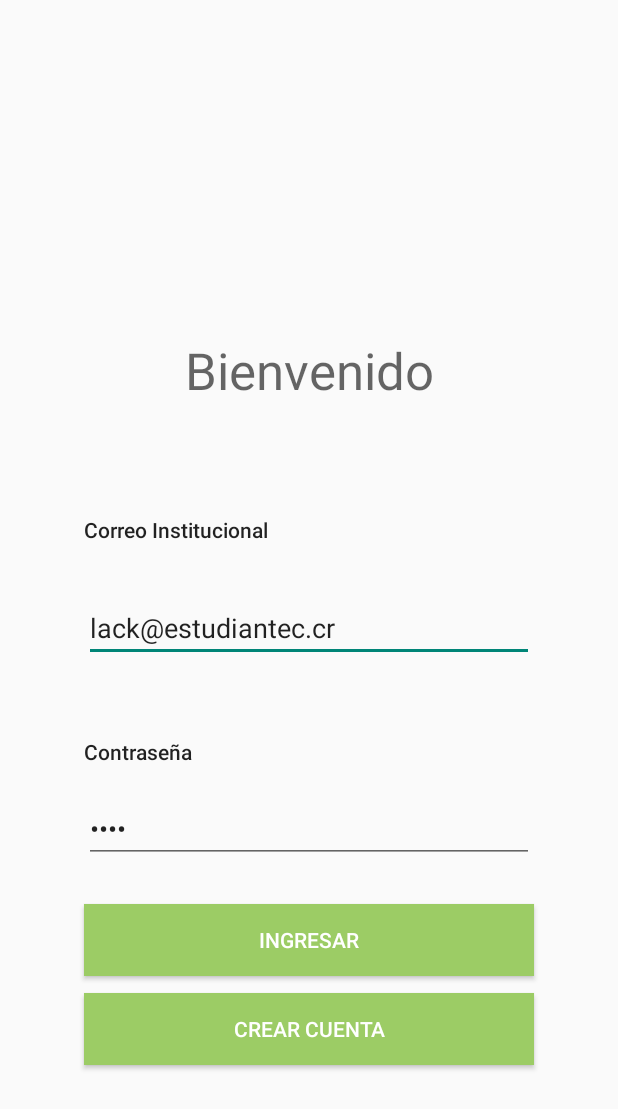
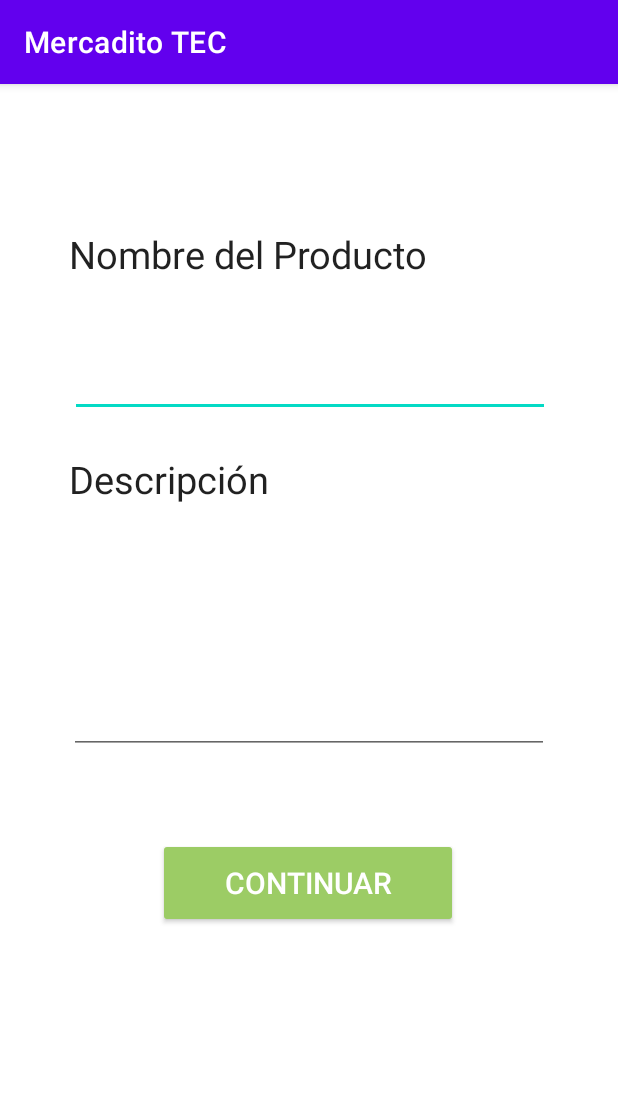
Before and after one commit to rubsalas/MercaditoTEC, an Android app: the screen it shows after launch (LoginActivity before the commit, NameDescriptionForm after it), on a phone screen of 412 x 824 dp. Shown: the top 1109 px of the screen. Run offline under Robolectric (Android 15) with nearby library versions, the phone set to English and light mode, and no system bars.

Commit message:
Form 50%

```diff
--- /dev/null
+++ b/MercaditoTEC/app/src/main/java/com/example/mercaditotec/ui/Activities/PostProductForm/NameDescriptionForm.java
@@ -0,0 +1,24 @@
+package com.example.mercaditotec.ui.Activities.PostProductForm;
+
+import androidx.appcompat.app.AppCompatActivity;
+
+import android.content.Intent;
+import android.os.Bundle;
+
+import com.example.mercaditotec.CategorieActivity;
+import com.example.mercaditotec.R;
+import com.example.mercaditotec.ui.Activities.MyProductActivity;
+
+public class NameDescriptionForm extends AppCompatActivity {
+
+    @Override
+    protected void onCreate(Bundle savedInstanceState) {
+        super.onCreate(savedInstanceState);
+        setContentView(R.layout.activity_name_description_form);
+
+        findViewById(R.id.btnContinuar).setOnClickListener(v -> {
+            Intent intent = new Intent (getApplicationContext(), CategorieForm.class);
+            startActivityForResult(intent, 0);
+        });
+    }
+}
--- /dev/null
+++ b/MercaditoTEC/app/src/main/res/layout/activity_name_description_form.xml
@@ -0,0 +1,76 @@
+<?xml version="1.0" encoding="utf-8"?>
+<androidx.constraintlayout.widget.ConstraintLayout xmlns:android="http://schemas.android.com/apk/res/android"
+    xmlns:app="http://schemas.android.com/apk/res-auto"
+    xmlns:tools="http://schemas.android.com/tools"
+    android:layout_width="match_parent"
+    android:layout_height="match_parent"
+    tools:context=".ui.Activities.PostProductForm.NameDescriptionForm">
+
+    <TextView
+        android:id="@+id/textView15"
+        android:layout_width="wrap_content"
+        android:layout_height="wrap_content"
+        android:layout_marginTop="96dp"
+        android:text="@string/NombreProducto"
+        android:textAppearance="@style/TextAppearance.AppCompat.Body1"
+        android:textSize="25sp"
+        app:layout_constraintEnd_toEndOf="parent"
+        app:layout_constraintHorizontal_bias="0.267"
+        app:layout_constraintStart_toStartOf="parent"
+        app:layout_constraintTop_toTopOf="parent" />
+
+    <TextView
+        android:id="@+id/textView20"
+        android:layout_width="wrap_content"
+        android:layout_height="wrap_content"
+        android:layout_marginTop="24dp"
+        android:text="@string/Descripcion"
+        android:textAppearance="@style/TextAppearance.AppCompat.Body1"
+        android:textSize="25sp"
+        app:layout_constraintEnd_toEndOf="parent"
+        app:layout_constraintHorizontal_bias="0.166"
+        app:layout_constraintStart_toStartOf="parent"
+        app:layout_constraintTop_toBottomOf="@+id/nombreProducto" />
+
+    <EditText
+        android:id="@+id/nombreProducto"
+        android:layout_width="320dp"
+        android:layout_height="75dp"
+        android:layout_marginTop="16dp"
+        android:ems="10"
+        android:gravity="start|top"
+        android:inputType="textMultiLine"
+        app:layout_constraintEnd_toEndOf="parent"
+        app:layout_constraintHorizontal_bias="0.505"
+        app:layout_constraintStart_toStartOf="parent"
+        app:layout_constraintTop_toBottomOf="@+id/textView15" />
+
+    <EditText
+        android:id="@+id/descripcionProducto"
+        android:layout_width="320dp"
+        android:layout_height="150dp"
+        android:layout_marginTop="16dp"
+        android:ems="10"
+        android:gravity="start|top"
+        android:inputType="textMultiLine"
+        app:layout_constraintEnd_toEndOf="parent"
+        app:layout_constraintStart_toStartOf="parent"
+        app:layout_constraintTop_toBottomOf="@+id/textView20" />
+
+    <Button
+        android:id="@+id/btnContinuar"
+        style="@style/Widget.AppCompat.Button.Colored"
+        android:layout_width="200dp"
+        android:layout_height="60dp"
+        android:layout_marginTop="32dp"
+        android:text="@string/Continuar"
+        android:textSize="20sp"
+        app:backgroundTint="@color/green1"
+        app:layout_constraintBottom_toBottomOf="parent"
+        app:layout_constraintEnd_toEndOf="parent"
+        app:layout_constraintHorizontal_bias="0.498"
+        app:layout_constraintStart_toStartOf="parent"
+        app:layout_constraintTop_toBottomOf="@+id/descripcionProducto"
+        app:layout_constraintVertical_bias="0.104" />
+
+</androidx.constraintlayout.widget.ConstraintLayout>
--- a/MercaditoTEC/app/src/main/res/layout/my_products_fragment.xml
+++ b/MercaditoTEC/app/src/main/res/layout/my_products_fragment.xml
@@ -17,7 +17,7 @@ tools:context=".ui.MyProducts.MyProductsFragment">
         app:layout_constraintEnd_toEndOf="parent"
         app:layout_constraintHorizontal_bias="0.0"
         app:layout_constraintStart_toStartOf="parent"
-        app:layout_constraintTop_toBottomOf="@+id/button"
+        app:layout_constraintTop_toBottomOf="@+id/btnVenderProducto"
         app:layout_constraintVertical_bias="1.0" />
 
     <TextView
@@ -36,7 +36,7 @@ tools:context=".ui.MyProducts.MyProductsFragment">
         app:layout_constraintTop_toTopOf="parent" />
 
     <Button
-        android:id="@+id/button"
+        android:id="@+id/btnVenderProducto"
         style="@style/Widget.AppCompat.Button.Colored"
         android:layout_width="wrap_content"
         android:layout_height="wrap_content"
--- a/MercaditoTEC/app/src/main/res/values/strings.xml
+++ b/MercaditoTEC/app/src/main/res/values/strings.xml
@@ -46,6 +46,10 @@
     <string name="CalificacionVendedor">Calificación del Vendedor</string>
     <string name="LugarEntrega">Lugar de Entrega</string>
     <string name="FormaPago">Forma de Pago</string>
-    <!-- TODO: Remove or change this placeholder text -->
+    <string name="NombreProducto">Nombre del Producto</string>
+    <string name="Continuar">Continuar</string>
+    <string name="CategoriaDelProducto">Categoria del Producto</string>
+
+    NombreProducto
     <string name="hello_blank_fragment">Hello blank fragment</string>
 </resources>
```
Also changed, not shown: MercaditoTEC/app/src/main/AndroidManifest.xml (+11 -8 lines), MercaditoTEC/app/src/main/java/com/example/mercaditotec/ui/Activities/PostProductForm/CategorieForm.java (added, +94 -0 lines), MercaditoTEC/app/src/main/java/com/example/mercaditotec/ui/Activities/PostProductForm/ImagesForm.java (added, +16 -0 lines), MercaditoTEC/app/src/main/java/com/example/mercaditotec/ui/MyProducts/MyProductsFragment.java (+6 -2 lines), MercaditoTEC/app/src/main/res/layout/activity_categorie_form.xml (added, +35 -0 lines), MercaditoTEC/app/src/main/res/layout/activity_images_form.xml (added, +9 -0 lines).
